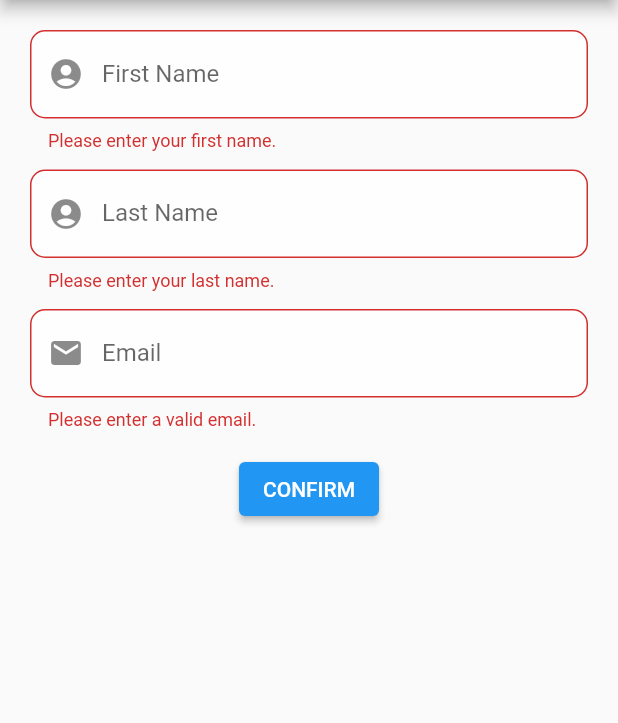
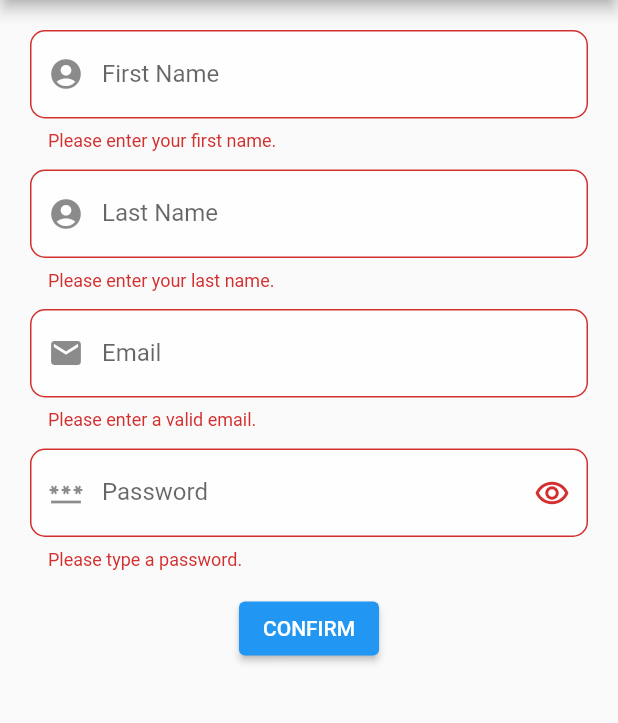
Before and after one commit to geronimol/flutter_examples, a Flutter app: the CommonFormScreen screen opened directly, after a tap on "CONFIRM", on a phone screen of 412 x 824 dp, the part 84-807 px from its top. Run offline on Flutter 3.47's test engine with Material 2 defaults, Android fonts, the phone set to English and light mode, and no system bars; our stand-ins replace email_validator, flutter_form_builder, form_builder_validators, mask_text_input_formatter.

Commit message:
password field

```diff
--- a/lib/screens/common_form_screen.dart
+++ b/lib/screens/common_form_screen.dart
@@ -1,6 +1,7 @@
 import 'package:email_validator/email_validator.dart';
 import 'package:flutter/material.dart';
 import 'package:flutter_examples/widgets/name_form_field.dart';
+import 'package:flutter_examples/widgets/password_form_field.dart';
 import '../constants.dart';
 
 class CommonFormScreen extends StatelessWidget {
@@ -36,6 +37,7 @@ class _CommonFormState extends State<CommonForm> {
   final controllerFirstName = TextEditingController();
   final controllerLastName = TextEditingController();
   final controllerEmail = TextEditingController();
+  final controllerPassword = TextEditingController();
   AutovalidateMode autovalidateMode = AutovalidateMode.disabled;
 
   @override
@@ -81,7 +83,7 @@ class _CommonFormState extends State<CommonForm> {
                   ),
                   filled: true,
                   hintStyle: TextStyle(color: Colors.grey[500]),
-                  hintText: 'Type in your text',
+                  hintText: 'Type in an email',
                   fillColor: Colors.white70,
                   prefixIcon: const Icon(Icons.email),
                 ),
@@ -99,9 +101,14 @@ class _CommonFormState extends State<CommonForm> {
                 },
               ),
 
+              const SizedBox(height: kDefaultPadding,),
+
+              /// Password
+              PasswordFormField(controllerPassword: controllerPassword),
+
               const SizedBox(height: 15,),
 
-              ElevatedButton(onPressed: onConfirmButtonPressed, child: const Text('CONFIRM')),
+              ElevatedButton(onPressed: _onConfirmButtonPressed, child: const Text('CONFIRM')),
             ],
           ),
         ),
@@ -109,7 +116,7 @@ class _CommonFormState extends State<CommonForm> {
     );
   }
 
-  onConfirmButtonPressed() {
+  _onConfirmButtonPressed() {
     bool isFormValid = _formKey.currentState!.validate();
     if(isFormValid) {
       final message = 'Thank you ${controllerFirstName.text} ${controllerLastName.text}.';
--- /dev/null
+++ b/lib/widgets/password_form_field.dart
@@ -0,0 +1,59 @@
+import 'package:flutter/material.dart';
+
+class PasswordFormField extends StatefulWidget {
+  const PasswordFormField({Key? key, required this.controllerPassword}) : super(key: key);
+
+  final TextEditingController controllerPassword;
+
+  @override
+  State<PasswordFormField> createState() => _PasswordFormFieldState();
+}
+
+class _PasswordFormFieldState extends State<PasswordFormField> {
+  bool obscureText = true;
+
+  @override
+  Widget build(BuildContext context) {
+    return TextFormField(
+      obscureText: obscureText,
+      decoration: InputDecoration(
+        label: const Text('Password'),
+        enabledBorder: OutlineInputBorder(
+          borderRadius: BorderRadius.circular(15.0),
+          borderSide: const BorderSide(color: Colors.grey),
+        ),
+        border: OutlineInputBorder(
+          borderRadius: BorderRadius.circular(10.0),
+        ),
+        filled: true,
+        hintStyle: TextStyle(color: Colors.grey[500]),
+        hintText: 'Type in a password',
+        fillColor: Colors.white70,
+        prefixIcon: const Icon(Icons.password),
+        suffixIcon: IconButton(
+          onPressed: () => setState(() => obscureText = !obscureText),
+          icon: AnimatedSwitcher(
+            duration: const Duration(milliseconds: 500),
+            child: obscureText
+                ? Icon(Icons.remove_red_eye_outlined, key: UniqueKey(),)
+                : Icon(Icons.remove_red_eye, key: UniqueKey(),),
+          ),
+        ),
+      ),
+      controller: widget.controllerPassword,
+      textInputAction: TextInputAction.next,
+      keyboardType: TextInputType.text,
+      autocorrect: false,
+      autovalidateMode: AutovalidateMode.disabled,
+      autofillHints: const [AutofillHints.password],
+      validator: (s) {
+        if(s == null || s.isEmpty) {
+          return 'Please type a password.';
+        } else if(s.length < 6) {
+          return 'Password must be at least 6 characters.';
+        }
+        return null;
+      },
+    );
+  }
+}
```
